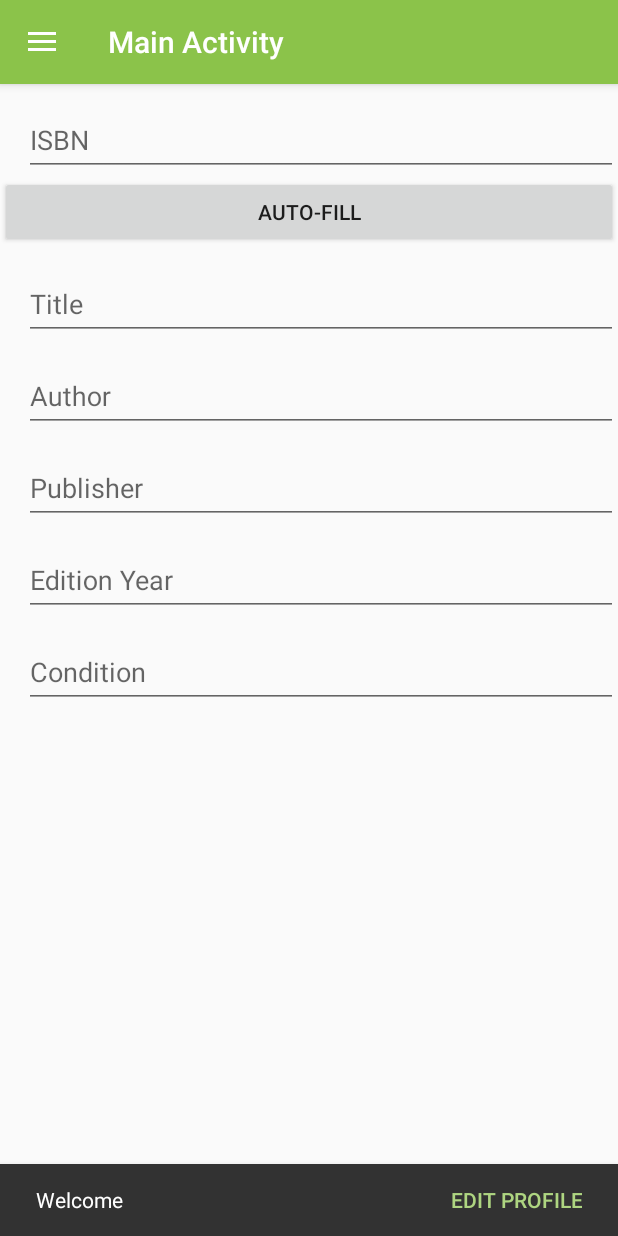
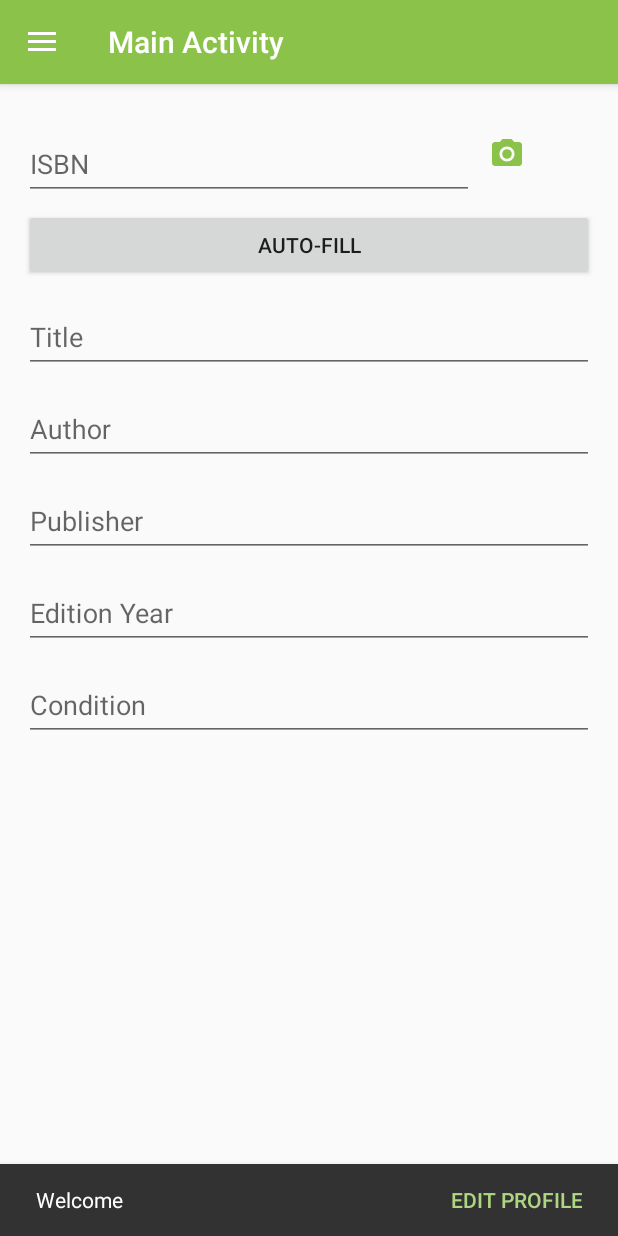
Before and after one commit to MobileApplicationDevelopment2018/MAD_Lab02, an Android app: the fragment AddBookFragment placed in its activity, on a phone screen of 412 x 824 dp. Run offline under Robolectric (Android 15) with nearby library versions, the phone set to English and light mode, and no system bars; our stand-ins replace Firebase (no records; nobody signed in at launch, a user with empty details on screens opened directly); libraries missing offline, so code that uses them is left out: com.firebase.ui; 2 statements that could not run were skipped.

Commit message:
Fixed margins in fragment_add_book.xml

```diff
--- a/app/src/main/res/layout/activity_main.xml
+++ b/app/src/main/res/layout/activity_main.xml
@@ -18,20 +18,6 @@
             android:layout_width="match_parent"
             android:layout_height="match_parent" />
 
-        <FrameLayout
-            android:id="@+id/fragment_container"
-            android:layout_width="match_parent"
-            android:layout_height="match_parent">
-            <LinearLayout
-                android:layout_width="match_parent"
-                android:layout_height="wrap_content">
-
-            </LinearLayout>
-
-
-        </FrameLayout>
-
-
     </LinearLayout>
 
     <android.support.design.widget.NavigationView
--- a/app/src/main/res/layout/fragment_add_book.xml
+++ b/app/src/main/res/layout/fragment_add_book.xml
@@ -9,7 +9,10 @@
     <LinearLayout
         android:layout_width="match_parent"
         android:layout_height="wrap_content"
-        android:orientation="vertical">
+        android:orientation="vertical"
+        android:layout_marginTop="16dp"
+        android:layout_marginLeft="16dp"
+        android:layout_marginRight="16dp">
 
         <ScrollView
             android:layout_width="match_parent"
@@ -20,36 +23,50 @@
                 android:layout_height="wrap_content"
                 android:orientation="vertical">
 
-                <LinearLayout
+                <RelativeLayout
                     android:layout_width="match_parent"
                     android:layout_height="match_parent"
-                    android:orientation="horizontal"
                     android:paddingTop="5dp">
 
                     <android.support.design.widget.TextInputLayout
                         android:id="@+id/ab_isbn"
                         android:layout_width="match_parent"
                         android:layout_height="wrap_content"
-                        android:layout_marginLeft="16dp"
-                        android:layout_marginStart="16dp"
                         app:counterMaxLength="13">
 
                         <EditText
                             android:id="@+id/ab_edit_isbn"
-                            android:layout_width="match_parent"
+                            android:layout_width="300dp"
                             android:layout_height="wrap_content"
+                            android:layout_gravity="left"
+                            android:paddingLeft="4dp"
                             android:hint="@string/hint_isbn"
                             android:inputType="textNoSuggestions"
-                            android:maxLength="@integer/max_length_username"
-                            android:nextFocusLeft="@id/ep_input_username"
-                            android:nextFocusUp="@id/ep_input_username" />
+                            android:maxLength="13" />
+                    </android.support.design.widget.TextInputLayout>
 
-                    </android.support.design.widget.TextInputLayout>
-                </LinearLayout>
+                    <ImageView
+                        android:layout_width="44dp"
+                        android:layout_height="wrap_content"
+                        android:layout_alignParentLeft="true"
+                        android:layout_marginTop="6dp"
+                        android:layout_marginLeft="300dp"
+                        android:layout_centerVertical="true"
+                        android:contentDescription="@string/hint_username"
+                        android:src="@drawable/ic_photo_camera_white_24dp"
+                        android:tint="@color/colorPrimary" />
+
+                </RelativeLayout>
+                <!--View
+                    android:layout_width="match_parent"
+                    android:layout_height="2dp"
+                    android:layout_marginTop="16dp"
+                    android:background="@color/colorPrimary"/-->
 
                 <LinearLayout
                     android:layout_width="match_parent"
-                    android:layout_height="wrap_content">
+                    android:layout_height="wrap_content"
+                    android:layout_marginTop="6dp">
                     <Button
                         android:layout_width="match_parent"
                         android:layout_height="wrap_content"
@@ -69,8 +86,7 @@
                         android:id="@+id/ab_title"
                         android:layout_width="match_parent"
                         android:layout_height="wrap_content"
-                        android:layout_marginLeft="16dp"
-                        android:layout_marginStart="16dp"
+
                         app:counterMaxLength="13">
 
                         <EditText
@@ -96,8 +112,6 @@
                         android:id="@+id/ab_author"
                         android:layout_width="match_parent"
                         android:layout_height="wrap_content"
-                        android:layout_marginLeft="16dp"
-                        android:layout_marginStart="16dp"
                         app:counterMaxLength="13">
 
                         <EditText
@@ -123,8 +137,6 @@
                         android:id="@+id/ab_publisher"
                         android:layout_width="match_parent"
                         android:layout_height="wrap_content"
-                        android:layout_marginLeft="16dp"
-                        android:layout_marginStart="16dp"
                         app:counterMaxLength="13">
 
                         <EditText
@@ -150,8 +162,6 @@
                         android:id="@+id/ab_editionYear"
                         android:layout_width="match_parent"
                         android:layout_height="wrap_content"
-                        android:layout_marginLeft="16dp"
-                        android:layout_marginStart="16dp"
                         app:counterMaxLength="13">
 
                         <EditText
@@ -178,8 +188,6 @@
                         android:id="@+id/ab_condition"
                         android:layout_width="match_parent"
                         android:layout_height="wrap_content"
-                        android:layout_marginLeft="16dp"
-                        android:layout_marginStart="16dp"
                         app:counterMaxLength="13">
 
                         <EditText
```
